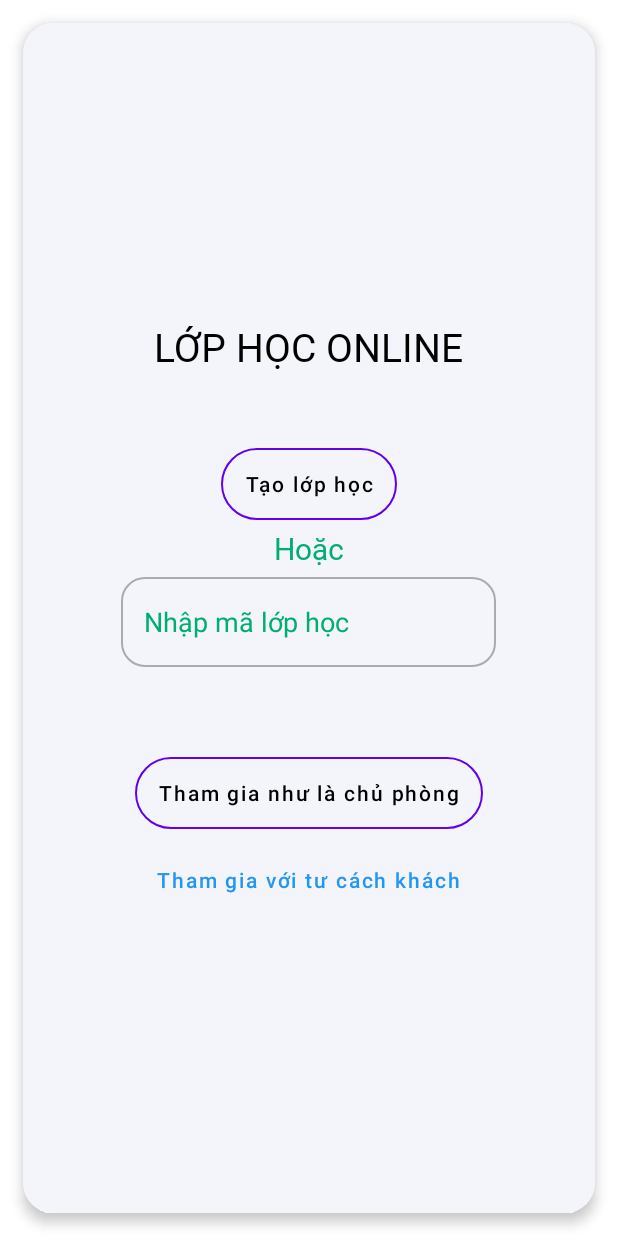
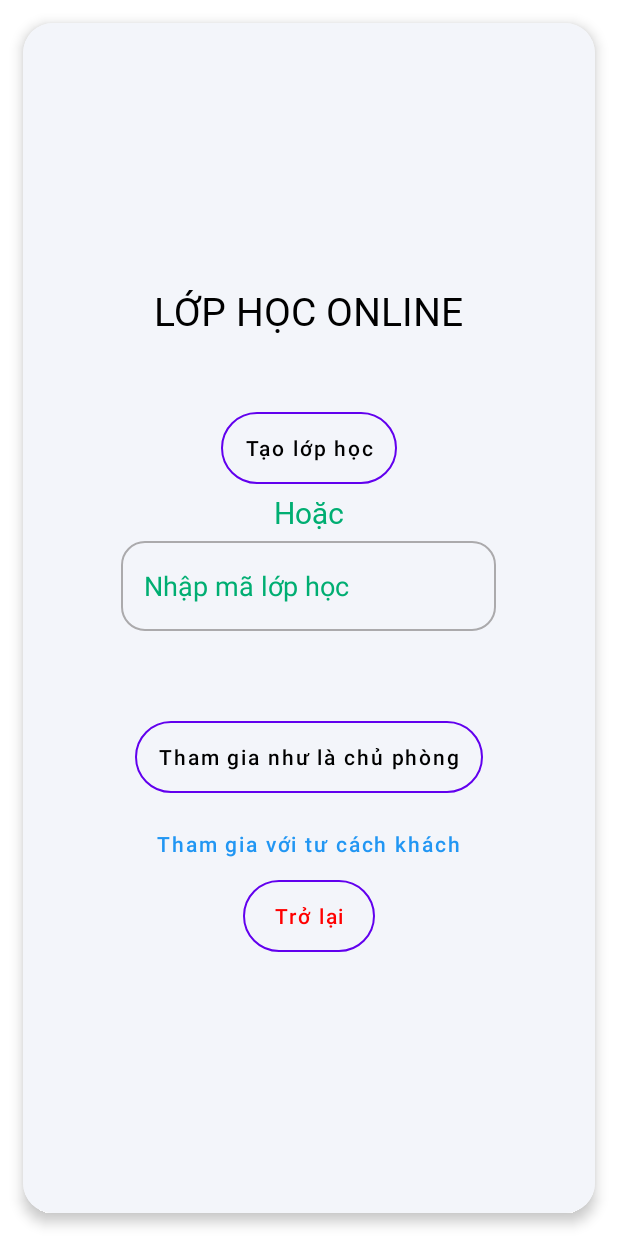
Before and after one commit to NguyenHaiLuan/BCEdu_Learning_English_Android, an Android app: the JoinActivity screen opened directly, with no data from a screen before it, on a phone screen of 412 x 824 dp. Run offline under Robolectric (Android 15) with nearby library versions, the light colour scheme and no system bars; libraries missing offline, so code that uses them is left out: com.androidnetworking, com.androidnetworking.error, com.androidnetworking.interfaces, io.github.muddz.styleabletoast.

Commit message:
back button in join activity

```diff
--- a/app/src/main/java/com/example/bcedu/Activities/LiveStream/JoinActivity.java
+++ b/app/src/main/java/com/example/bcedu/Activities/LiveStream/JoinActivity.java
@@ -3,6 +3,7 @@ package com.example.bcedu.Activities.LiveStream;
 
 import android.content.Intent;
 import android.os.Bundle;
+import android.view.View;
 import android.widget.Button;
 import android.widget.EditText;
 import androidx.appcompat.app.AppCompatActivity;
@@ -13,6 +14,8 @@ import androidx.core.view.WindowInsetsCompat;
 import com.androidnetworking.AndroidNetworking;
 import com.androidnetworking.error.ANError;
 import com.androidnetworking.interfaces.JSONObjectRequestListener;
+import com.example.bcedu.Activities.KhoaHoc.LobbyKhoaHoc;
+import com.example.bcedu.Activities.KiemTra.LobbyKiemTra;
 import com.example.bcedu.R;
 import com.example.bcedu.Service.MusicService;
 
@@ -57,6 +60,7 @@ public class JoinActivity extends AppCompatActivity {
         final Button btnJoinHost = findViewById(R.id.btnJoinHostMeeting);
         final Button btnJoinViewer = findViewById(R.id.btnJoinViewerMeeting);
         final EditText etMeetingId = findViewById(R.id.etMeetingId);
+        final Button back = findViewById(R.id.backTC);
 
         // create meeting and join as Host
         btnCreate.setOnClickListener(v -> createMeeting(sampleToken));
@@ -78,6 +82,16 @@ public class JoinActivity extends AppCompatActivity {
             intent.putExtra("mode", "VIEWER");
             startActivity(intent);
         });
+
+        back.setOnClickListener(new View.OnClickListener() {
+            @Override
+            public void onClick(View v) {
+                Intent intent = new Intent(getApplicationContext(), LobbyKhoaHoc.class);
+                startActivity(intent);
+                finish();
+            }
+        });
+
     }
 
     private void createMeeting(String token) {
--- a/app/src/main/res/layout/activity_join.xml
+++ b/app/src/main/res/layout/activity_join.xml
@@ -80,6 +80,15 @@
                 android:background="@drawable/tran_btn_no_solid"
                 android:textColor="@color/xanhduong"
                 android:textAllCaps="false" />
+
+            <Button
+                android:id="@+id/backTC"
+                android:layout_width="wrap_content"
+                android:layout_height="wrap_content"
+                android:text="Trở lại"
+                android:background="@drawable/tran_btn_solid"
+                android:textColor="@color/red"
+                android:textAllCaps="false" />
         </LinearLayout>
 
     </androidx.cardview.widget.CardView>
```
